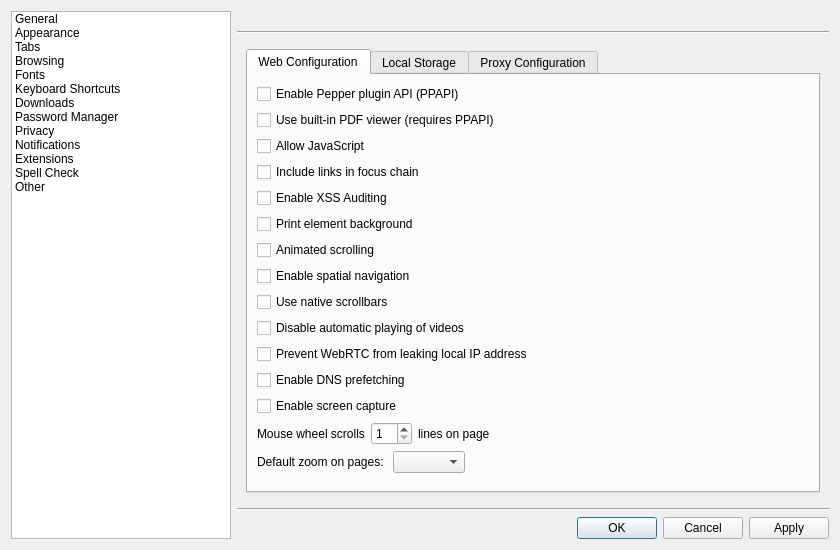
KDE/falkon, file src/lib/preferences/preferences.ui: the form before one commit.
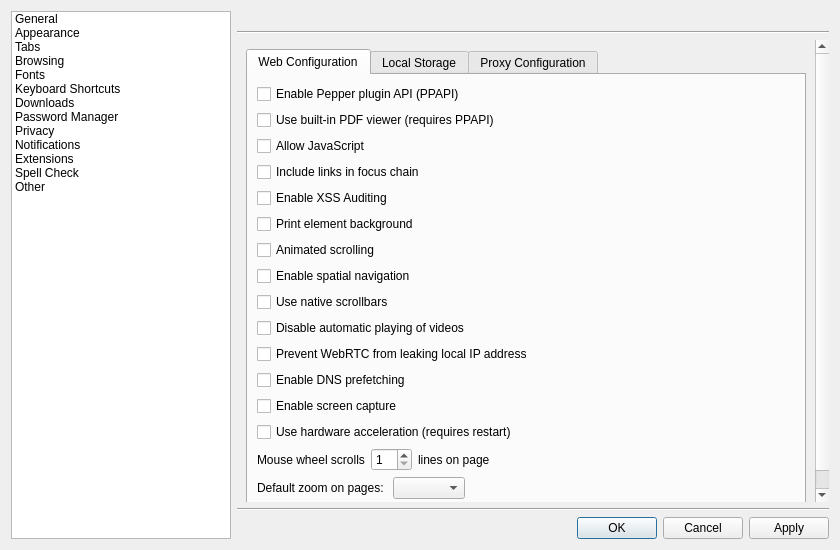
The form after the commit. The open tabs and pages were chosen to show the change. Custom widgets are drawn as their Qt base class.

Commit message: Options to turn on hardware acceleration

Patch:
```diff
--- a/src/lib/preferences/preferences.ui
+++ b/src/lib/preferences/preferences.ui
@@ -1096,6 +1096,13 @@
                    </property>
                   </widget>
                  </item>
+                 <item>
+                  <widget class="QCheckBox" name="hardwareAccel">
+                   <property name="text">
+                    <string>Use hardware acceleration (requires restart)</string>
+                   </property>
+                  </widget>
+                 </item>
                 </layout>
                </item>
                <item row="2" column="0">
```
The commit also changes 2 other files.
